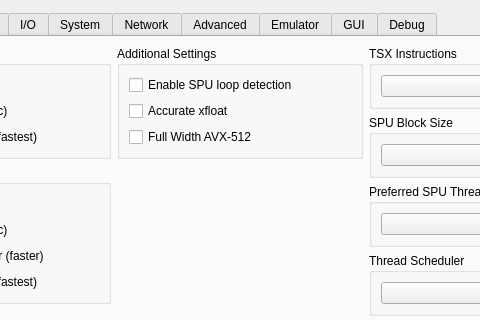
Old version of the form rpcs3/rpcs3qt/settings_dialog.ui in the repository RPCS3/rpcs3; both pictures show x 158 to 638 and y 0 to 320 of the 796 by 730 pixel window.
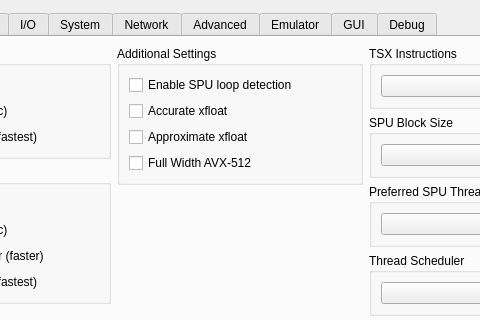
New version of the form. Icons and pictures are not drawn.

Commit message: SPU LLVM: Add relaxed xfloat option - This new setting is on by default - It's active when approximate default is disabled - Approximate xfloat is now exposed to the gui

What changed in the file:
```diff
--- a/rpcs3/rpcs3qt/settings_dialog.ui
+++ b/rpcs3/rpcs3qt/settings_dialog.ui
@@ -157,6 +157,13 @@
                 </property>
                </widget>
               </item>
+             <item>
+               <widget class="QCheckBox" name="approximateXFloat">
+                <property name="text">
+                 <string>Approximate xfloat</string>
+                </property>
+               </widget>
+              </item>
               <item>
                <widget class="QCheckBox" name="fullWidthAVX512">
                 <property name="text">
```
The commit also changes 5 other files.
